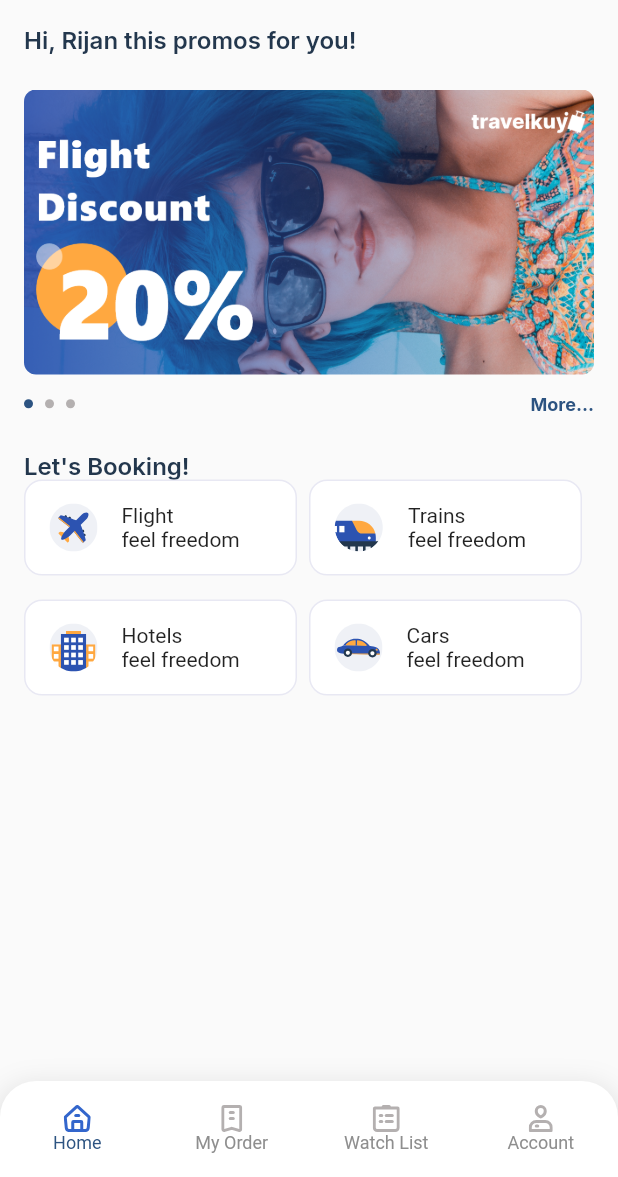
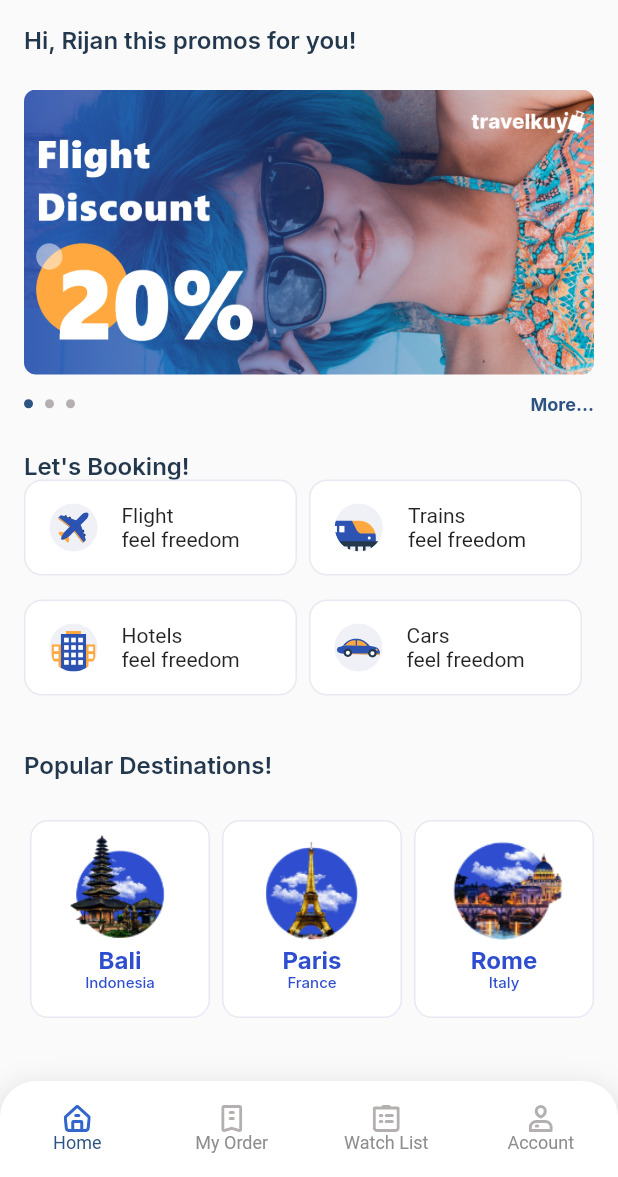
Before and after one commit to DeveloperRijan/flutter-travel-booking-app, a Flutter app: the screen it shows after launch, on a phone screen of 412 x 824 dp, the part 59-1236 px from its top. Run offline on Flutter 3.47's test engine with Material 2 defaults, Android fonts, the phone set to English and light mode, and no system bars; our stand-ins replace flutter_svg, flutter_swiper, google_fonts.

Commit message:
Popular destination listview as horizontal scrollable done

```diff
--- /dev/null
+++ b/lib/models/popular_detinations_model.dart
@@ -0,0 +1,45 @@
+class PopularDestinationModel {
+  var name;
+  var country;
+  var image;
+
+  PopularDestinationModel(this.name, this.country, this.image);
+}
+
+List<PopularDestinationModel> populars = popularsData
+    .map((item) =>
+        PopularDestinationModel(item['name'], item['country'], item['image']))
+    .toList();
+
+var popularsData = [
+  {
+    "name": "Bali",
+    "country": "Indonesia",
+    "image": "assets/images/destination_bali.png"
+  },
+  {
+    "name": "Paris",
+    "country": "France",
+    "image": "assets/images/destination_paris.png"
+  },
+  {
+    "name": "Rome",
+    "country": "Italy",
+    "image": "assets/images/destination_rome.png"
+  },
+  {
+    "name": "Bali",
+    "country": "Indonesia",
+    "image": "assets/images/destination_bali.png"
+  },
+  {
+    "name": "Paris",
+    "country": "France",
+    "image": "assets/images/destination_paris.png"
+  },
+  {
+    "name": "Rome",
+    "country": "Italy",
+    "image": "assets/images/destination_rome.png"
+  },
+];
--- a/lib/screen/home_screen.dart
+++ b/lib/screen/home_screen.dart
@@ -1,9 +1,11 @@
 import 'package:flutter/material.dart';
+import 'package:flutter/rendering.dart';
 import 'package:flutter_svg/svg.dart';
 import 'package:flutter_swiper/flutter_swiper.dart';
 import 'package:travel_booking_app/constants/color_constant.dart';
 import 'package:travel_booking_app/constants/style_constant.dart';
 import 'package:travel_booking_app/models/carousel_model.dart';
+import 'package:travel_booking_app/models/popular_detinations_model.dart';
 import 'package:travel_booking_app/widgets/bottom_navigation_travelkuy.dart';
 
 class HomeScreen extends StatefulWidget {
@@ -268,7 +270,57 @@ class _HomeScreenState extends State<HomeScreen> {
                   )
                 ],
               ),
-            )
+            ),
+
+            //popular destinations
+            Padding(
+              padding: EdgeInsets.only(left: 16, top: 24, bottom: 24),
+              child: Text(
+                "Popular Destinations!",
+                style: mTitleStyle,
+              ),
+            ),
+
+            Container(
+                margin: EdgeInsets.only(left: 16, right: 16),
+                height: 140,
+                child: ListView.builder(
+                  itemCount: populars.length,
+                  scrollDirection: Axis.horizontal,
+                  itemBuilder: (context, index) {
+                    return Card(
+                      elevation: 0,
+                      shape: RoundedRectangleBorder(
+                          borderRadius: BorderRadius.circular(12)),
+                      child: Container(
+                          height: 140,
+                          width: 120,
+                          decoration: BoxDecoration(
+                            color: mFillColor,
+                            borderRadius: BorderRadius.circular(12),
+                            border: Border.all(color: mBorderClolor, width: 1),
+                          ),
+                          child: Padding(
+                              padding: EdgeInsets.only(top: 8, bottom: 16),
+                              child: Column(
+                                children: [
+                                  Image.asset(
+                                    populars[index].image,
+                                    height: 74,
+                                  ),
+                                  Text(
+                                    populars[index].name,
+                                    style: mPopularDestinationTitleStyle,
+                                  ),
+                                  Text(
+                                    populars[index].country,
+                                    style: mPopularDestinationSubtitleStyle,
+                                  )
+                                ],
+                              ))),
+                    );
+                  },
+                ))
           ],
         ),
       ),
```
